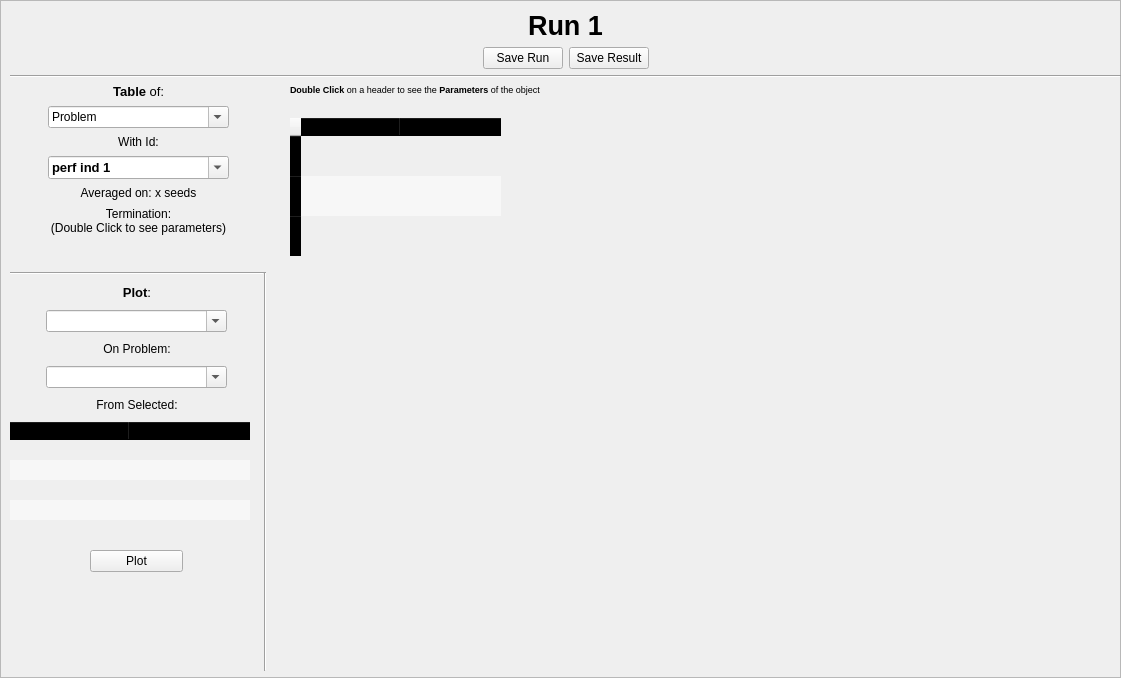
First picture: the form in frontend/designer_templates/main_window/run_tab.ui, repository tomaslibanomonteiro/Thesis-code, before the edit.
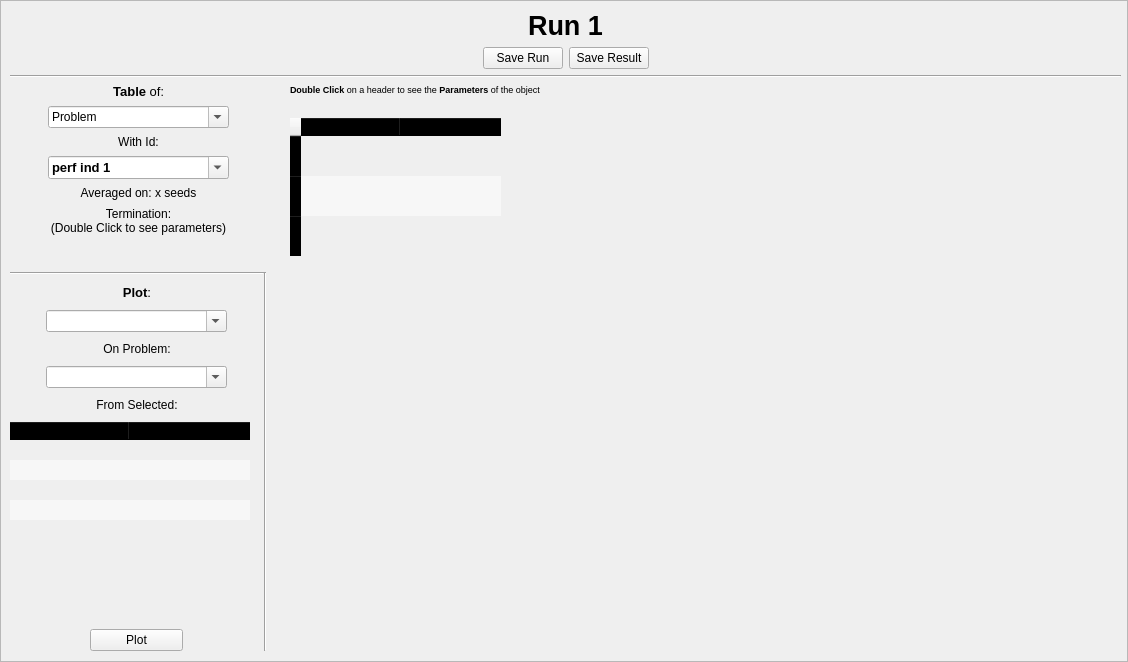
Second picture: the form after the edit.

What changed in the file:
```diff
--- a/frontend/designer_templates/main_window/run_tab.ui
+++ b/frontend/designer_templates/main_window/run_tab.ui
@@ -6,8 +6,8 @@
    <rect>
     <x>0</x>
     <y>0</y>
-    <width>1121</width>
-    <height>678</height>
+    <width>1128</width>
+    <height>662</height>
    </rect>
   </property>
   <property name="windowTitle">
@@ -25,7 +25,7 @@
      <x>10</x>
      <y>10</y>
      <width>1111</width>
-     <height>661</height>
+     <height>641</height>
     </rect>
    </property>
    <layout class="QVBoxLayout" name="verticalLayout_2" stretch="0,0,0,0">
@@ -533,19 +533,6 @@
               </property>
              </widget>
             </item>
-            <item>
-             <spacer name="verticalSpacer">
-              <property name="orientation">
-               <enum>Qt::Vertical</enum>
-              </property>
-              <property name="sizeHint" stdset="0">
-               <size>
-                <width>20</width>
-                <height>40</height>
-               </size>
-              </property>
-             </spacer>
-            </item>
            </layout>
           </item>
           <item>
```
